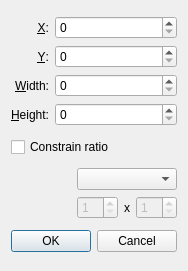
KDE/gwenview, file lib/cropsidebar.ui: the form before one commit.
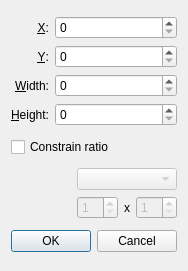
The form after the commit.

Commit message: Disable ratio combo box by default.

The edit to the form file:
```diff
--- a/lib/cropsidebar.ui
+++ b/lib/cropsidebar.ui
@@ -150,7 +150,11 @@
       </widget>
      </item>
      <item row="0" column="0" colspan="3" >
-      <widget class="QComboBox" name="ratioComboBox" />
+      <widget class="QComboBox" name="ratioComboBox" >
+       <property name="enabled" >
+        <bool>false</bool>
+       </property>
+      </widget>
      </item>
     </layout>
    </item>
```
